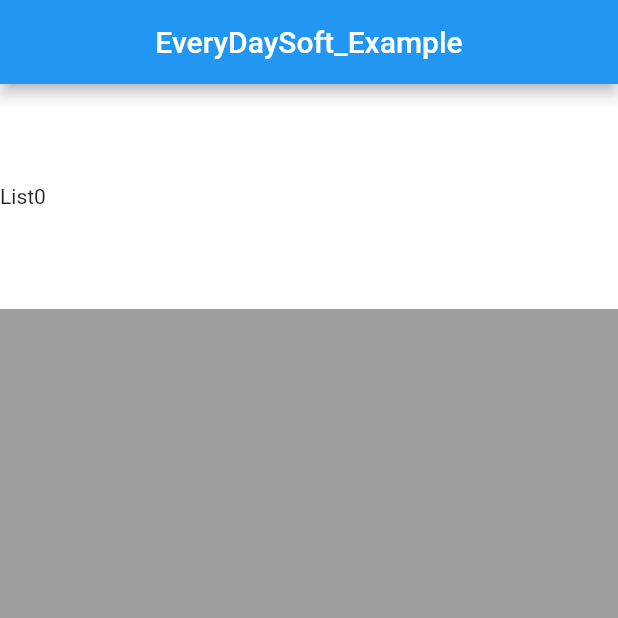
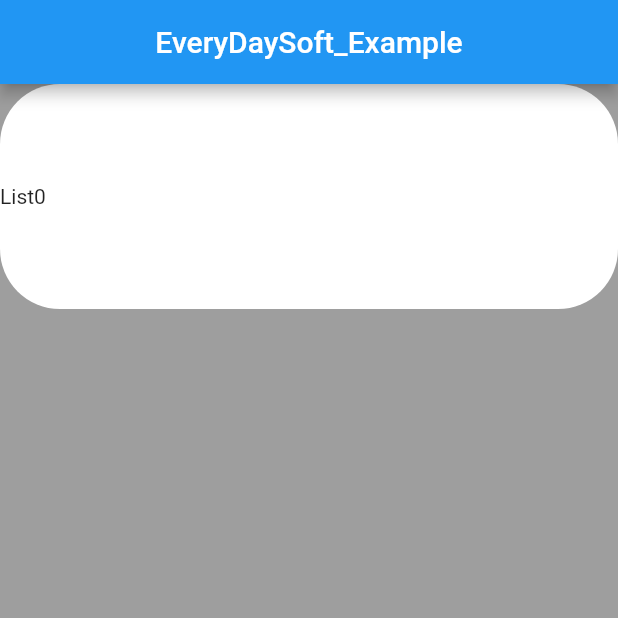
Before and after one commit to DaisukeNagata/safarea_set_listView, a Flutter app: the screen it shows after launch, on a phone screen of 412 x 824 dp, the top half of it. Run offline on Flutter 3.47's test engine with Material 2 defaults, Android fonts, the phone set to English and light mode, and no system bars; our stand-ins replace hooks_riverpod.

```diff
--- a/lib/list.dart
+++ b/lib/list.dart
@@ -32,6 +32,7 @@ class EveryDaySoftState extends HookConsumerWidget {
                     shrinkWrap: true,
                     itemBuilder: (context, index) {
                       return Container(
+                        color: Colors.grey,
                         child: GestureDetector(
                           onTap: () {
                             ref.watch(myApp.counterStateProvider);
@@ -42,6 +43,11 @@ class EveryDaySoftState extends HookConsumerWidget {
                           child: Container(
                             height: 150,
                             decoration: new BoxDecoration(
+                                borderRadius: BorderRadius.only(
+                                    topRight: Radius.circular(40),
+                                    topLeft: Radius.circular(40),
+                                    bottomLeft: Radius.circular(index+1 == count ? count * 180 > screenHeight ? 0 : 40 : 40),
+                                    bottomRight: Radius.circular(index+1 == count ?count * 180 > screenHeight ? 0 :  40 : 40)),
                               color: (index % 2 == 0)
                                   ? Colors.white
                                   : Colors.yellow,
```
